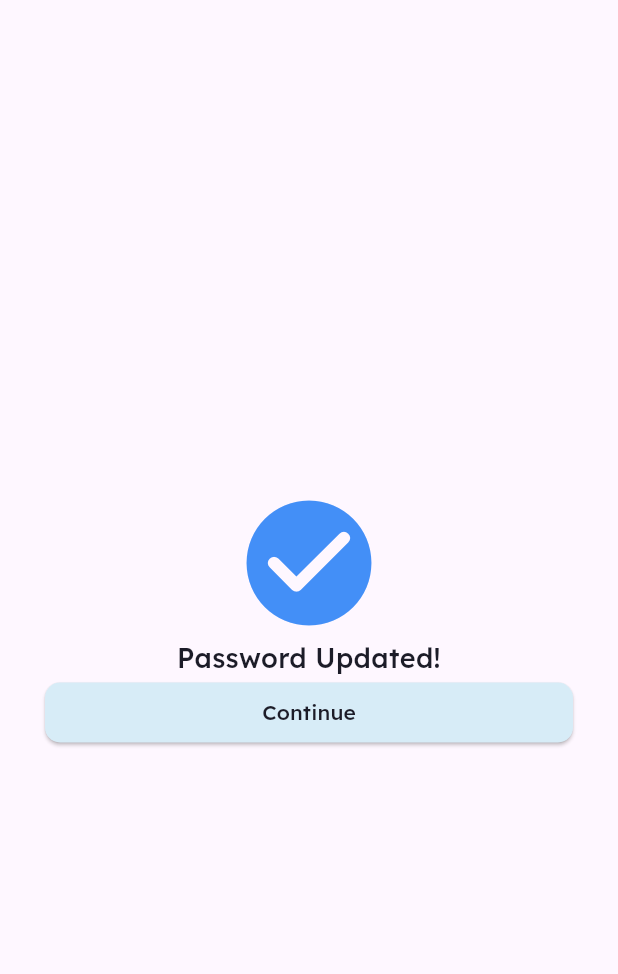
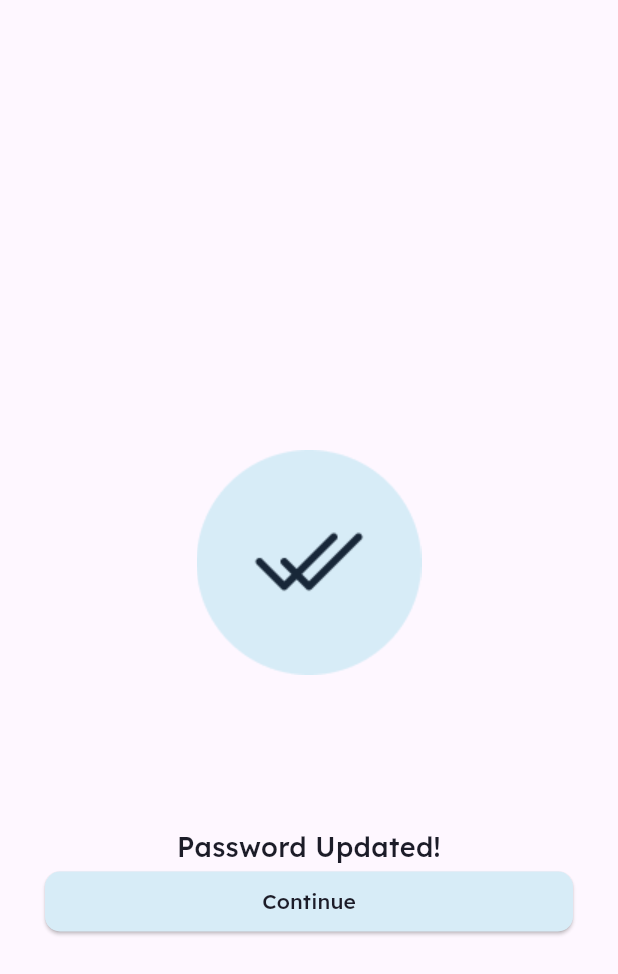
Before and after one commit to YunPeng218/WashCubes-Rider-App, a Flutter app: the PasswordUpdatedScreen screen opened directly, on a phone screen of 412 x 824 dp. Shown: the top 974 px of the screen. Run offline on Flutter 3.47's test engine with Material 3 defaults, Android fonts, the light colour scheme and no system bars; our stand-ins replace google_fonts, pin_code_fields.

Commit message:
final login touch up and prepare merge

```diff
--- a/washcube_rider_app/lib/src/constants/image_strings.dart
+++ b/washcube_rider_app/lib/src/constants/image_strings.dart
@@ -1,3 +1,4 @@
 //i3Cubes Logo
 // const String cAppLogoName = "assets/logos/i3Cubes_logo&name.png";
 const String cAppLogo = "assets/logos/i3Cubes_logo.png";
+const String cDoubleCheckmark = "assets/images/double_checkmark.png";
--- a/washcube_rider_app/lib/src/features/screens/password reset/password_updated_screen.dart
+++ b/washcube_rider_app/lib/src/features/screens/password reset/password_updated_screen.dart
@@ -1,5 +1,5 @@
 import 'package:flutter/material.dart';
-import 'package:washcube_rider_app/src/constants/colors.dart';
+import 'package:washcube_rider_app/src/constants/image_strings.dart';
 import 'package:washcube_rider_app/src/constants/sizes.dart';
 import 'package:washcube_rider_app/src/features/screens/login/login_screen.dart';
 import 'package:washcube_rider_app/src/utilities/theme/widget_themes/text_theme.dart';
@@ -16,8 +16,7 @@ class PasswordUpdatedScreen extends StatelessWidget {
           child: ListView(
             shrinkWrap: true,
             children: [
-              const Icon(Icons.check_circle_rounded,
-                  color: AppColors.cBlueColor3, size: 100),
+              Image.asset(cDoubleCheckmark),
               Text(
                 'Password Updated!',
                 style: CTextTheme.blackTextTheme.displaySmall,
```
Also changed, not shown: washcube_rider_app/assets/images/double_checkmark.png (added).
